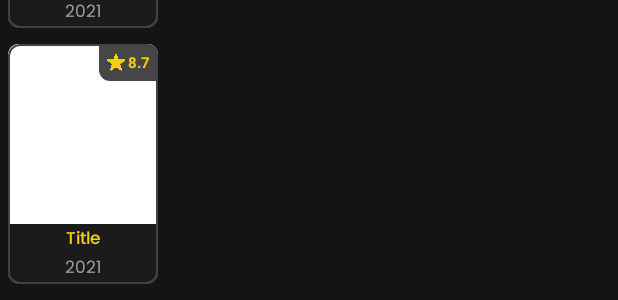
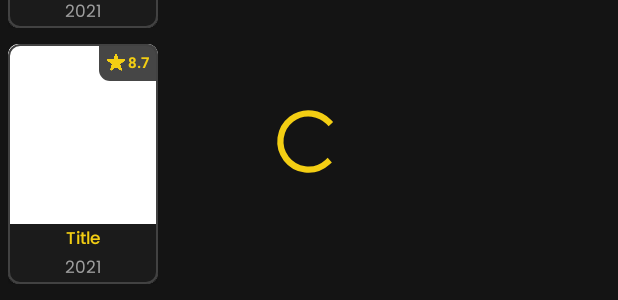
Before and after one commit to muammarahlnn/movie-app, an Android app: the layout fragment_movie.xml on its own in the app's theme, with its tools: preview values and no code run, on a phone screen of 412 x 824 dp. Shown: the part 476-776 px from the top of the screen. Run offline under Robolectric (Android 15) with nearby library versions, the phone set to English and light mode, and no system bars.

Commit message:
add progress bar

```diff
--- a/app/src/main/java/com/ardnn/movieapp/activities/MainActivity.java
+++ b/app/src/main/java/com/ardnn/movieapp/activities/MainActivity.java
@@ -21,14 +21,14 @@ import java.util.HashMap;
 import java.util.Map;
 
 public class MainActivity extends AppCompatActivity implements BottomNavigationView.OnNavigationItemSelectedListener {
+    // extras
+    public static final String EXTRA_STRING = "extra_string";
 
     // widgets
     private BottomNavigationView bnvMain;
 
     // attributes
-    public static final String EXTRA_STRING = "extra_string";
     private Map<Integer, Fragment> fragmentMap;
-    private boolean isFirstLaunch;
 
     @Override
     protected void onCreate(Bundle savedInstanceState) {
--- a/app/src/main/res/layout/fragment_movie.xml
+++ b/app/src/main/res/layout/fragment_movie.xml
@@ -6,6 +6,16 @@
     android:background="@color/black_taskbar"
     tools:context=".fragments.MovieFragment">
 
+    <ProgressBar
+        android:id="@+id/pb_movies"
+        android:layout_width="50dp"
+        android:layout_height="50dp"
+        android:layout_gravity="center"
+        android:indeterminate="true"
+        android:indeterminateTintMode="src_atop"
+        android:indeterminateTint="@color/yellow_primary"
+        />
+
     <androidx.recyclerview.widget.RecyclerView
         android:id="@+id/rv_movies"
         android:layout_width="match_parent"
```
Also changed, not shown: app/src/main/java/com/ardnn/movieapp/fragments/MovieFragment.java (+16 -1 lines), app/src/main/java/com/ardnn/movieapp/fragments/TvShowFragment.java (+15 -2 lines), app/src/main/res/layout/fragment_tv_show.xml (+10 -0 lines).
